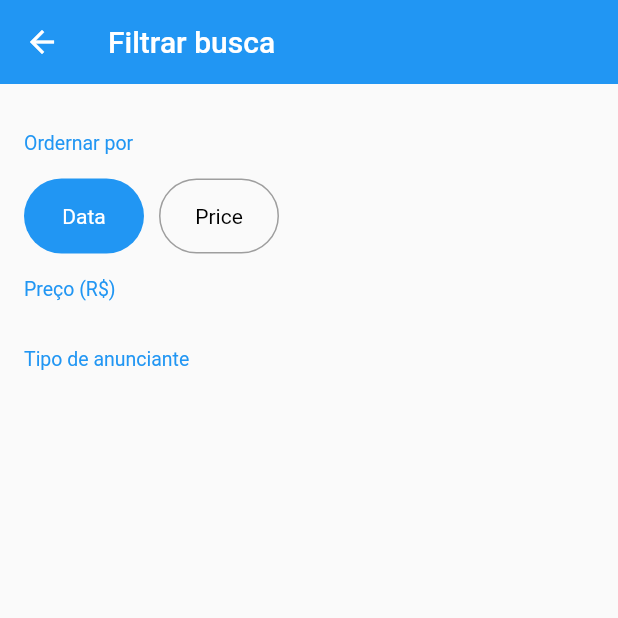
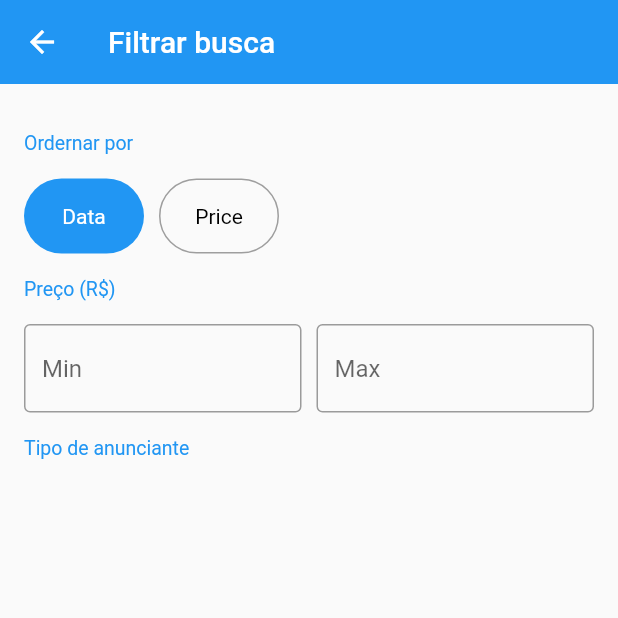
Before and after one commit to IsaqueAraujoApp/Aprendendo-Flutter, a Flutter app: the FilterScreen screen opened directly, on a phone screen of 412 x 824 dp, the top half of it. Run offline on Flutter 3.47's test engine with Material 2 defaults, Android fonts, the phone set to English and light mode, and no system bars; our stand-ins replace brasil_fields, cloud_firestore, firebase_auth, firebase_storage, flare_flutter, google_sign_in and 6 more; missing offline and left inert: bloc_pattern, flutter_youtube; accounts and stored records are empty.

Commit message:
App XLO Clone
- Criando o Campo de Faixa de Preco

```diff
--- /dev/null
+++ b/xlo/lib/helpers/format_field.dart
@@ -0,0 +1,3 @@
+String getSanitizedText(String text){
+  return text.replaceAll( RegExp(r'[^\d]'), '');
+}
--- a/xlo/lib/screens/filter/filter_screen.dart
+++ b/xlo/lib/screens/filter/filter_screen.dart
@@ -1,6 +1,7 @@
 import 'package:flutter/material.dart';
 import 'package:xlo/models/filter.dart';
 import 'package:xlo/screens/filter/widgets/order_by_field.dart';
+import 'package:xlo/screens/filter/widgets/price_range_field.dart';
 import 'package:xlo/screens/filter/widgets/section_title.dart';
 
 class FilterScreen extends StatefulWidget {
@@ -30,6 +31,7 @@ class _FilterScreenState extends State<FilterScreen> {
               }
             ),
             const SectionTitle(title: "Preço (R\$)"),
+            PriceRangeField(),
             const SectionTitle(title: "Tipo de anunciante"),
           ]),
         )
--- /dev/null
+++ b/xlo/lib/screens/filter/widgets/price_range_field.dart
@@ -0,0 +1,55 @@
+import 'package:brasil_fields/brasil_fields.dart';
+import 'package:flutter/material.dart';
+import 'package:flutter/services.dart';
+import 'package:xlo/helpers/format_field.dart';
+
+class PriceRangeField extends StatelessWidget {
+  @override
+  Widget build(BuildContext context) {
+    return Row(
+      children: <Widget>[
+        Expanded(
+            child: TextFormField(
+          decoration: const InputDecoration(
+              border: OutlineInputBorder(), hintText: 'Min'),
+          keyboardType: const TextInputType.numberWithOptions(decimal: false),
+          inputFormatters: [
+            WhitelistingTextInputFormatter.digitsOnly,
+            RealInputFormatter(
+              centavos: false,
+            ),
+          ],
+          initialValue: null,
+          onSaved: (s) {},
+          validator: (s) {
+            if (s.isNotEmpty && int.tryParse(getSanitizedText(s)) == null)
+              return 'Utilize valores validos';
+            return null;
+          },
+        )),
+        const SizedBox(
+          width: 10,
+        ),
+        Expanded(
+            child: TextFormField(
+          decoration: const InputDecoration(
+              border: OutlineInputBorder(), hintText: 'Max'),
+          keyboardType: const TextInputType.numberWithOptions(decimal: false),
+          inputFormatters: [
+            WhitelistingTextInputFormatter.digitsOnly,
+            RealInputFormatter(
+              centavos: false,
+            ),
+          ],
+          initialValue: null,
+          onSaved: (s) {},
+          validator: (s) {
+            if (s.isNotEmpty && int.tryParse(getSanitizedText(s)) == null)
+              return 'Utilize valores validos';
+            return null;
+          },
+        ))
+      ],
+    );
+  }
+}
```
